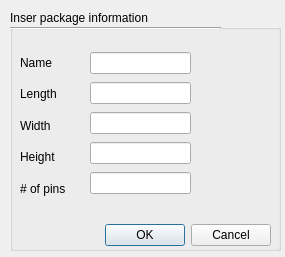
This is pap_gui/ui/packageDialog.ui in JohanVer/PAP2015 as Qt 5 draws it before an edit. The edited form follows.
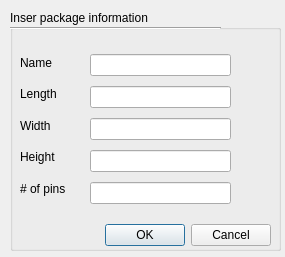
This is the edited form.

The edit to the form file:
```diff
--- a/pap_gui/ui/packageDialog.ui
+++ b/pap_gui/ui/packageDialog.ui
@@ -77,8 +77,8 @@
      <rect>
       <x>80</x>
       <y>40</y>
-      <width>101</width>
-      <height>151</height>
+      <width>141</width>
+      <height>161</height>
      </rect>
     </property>
     <layout class="QVBoxLayout" name="verticalLayout_2">
```
